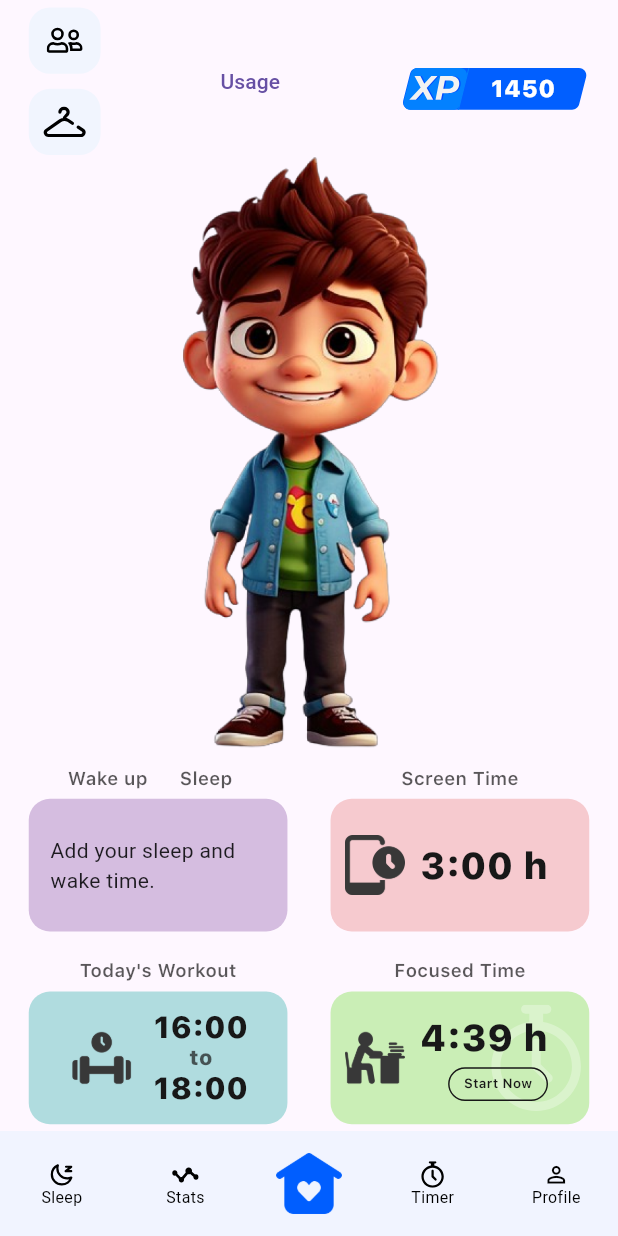
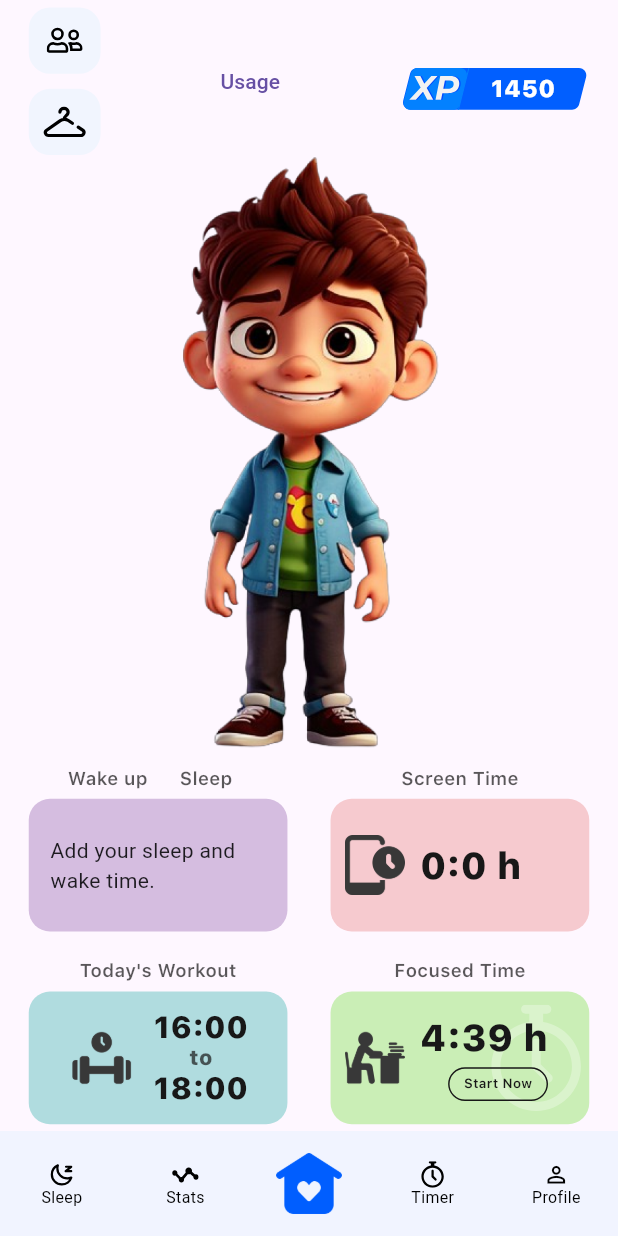
Before and after one commit to DGdon123/Habit-Tracker, a Flutter app: the screen it shows once a user with an empty profile is signed in, on a phone screen of 412 x 824 dp. Run offline on Flutter 3.47's test engine with Material 3 defaults, Android fonts, the phone set to English and light mode, and no system bars; our stand-ins replace audioplayers, calendar_date_picker2, cloud_firestore, easy_localization, firebase_auth, firebase_core and 12 more; missing offline and left inert: app_usage, background_locator_2, custom_date_range_picker, day_night_time_picker, flutter_facebook_auth, location_permissions; accounts and stored records are empty; Roboto replaces fonts that are missing (SF Pro Text); project files that could hold a hidden picture were left out.

Commit message:
Added screen time

```diff
--- a/lib/pages/screens/home.dart
+++ b/lib/pages/screens/home.dart
@@ -245,8 +245,23 @@ class _HomeState extends State<Home> {
                   mainAxisAlignment: MainAxisAlignment.center,
                   crossAxisAlignment: CrossAxisAlignment.end,
                   children: [
-                    Text(
-                      '3:00 h',
+                    FutureBuilder(
+                        future: DeviceScreenTimeServices().getUsageStats(),
+                        builder: (_, snapshot) {
+                          if (snapshot.connectionState ==
+                              ConnectionState.waiting) {
+                            return CircularProgressIndicator();
+                          } else if (snapshot.hasError) {
+                            return Text("Error");
+                          }
+
+                          var duration = snapshot.data;
+
+                          var hours = duration!.inHours % 60;
+                          var minutes = duration.inMinutes % 60;
+
+                          return Text(
+                            '$hours:$minutes h',
                             style: TextStyle(
                               color: AppColors.black,
                               fontSize: 28.sp,
@@ -254,7 +269,8 @@ class _HomeState extends State<Home> {
                               fontWeight: FontWeight.w800,
                               height: 0,
                             ),
-                    ),
+                          );
+                        }),
                   ],
                 ),
               ],
--- a/lib/services/device_screen_time_services.dart
+++ b/lib/services/device_screen_time_services.dart
@@ -5,7 +5,7 @@ class DeviceScreenTimeServices {
   Future<Duration> getUsageStats() async {
     try {
       DateTime endDate = DateTime.now();
-      DateTime startDate = endDate.subtract(Duration(hours: 1));
+      DateTime startDate = endDate.subtract(const Duration(hours: 1));
       List<AppUsageInfo> infoList =
           await AppUsage().getAppUsage(startDate, endDate);
 
```
Lines whose indentation alone changed are shown as unchanged.
